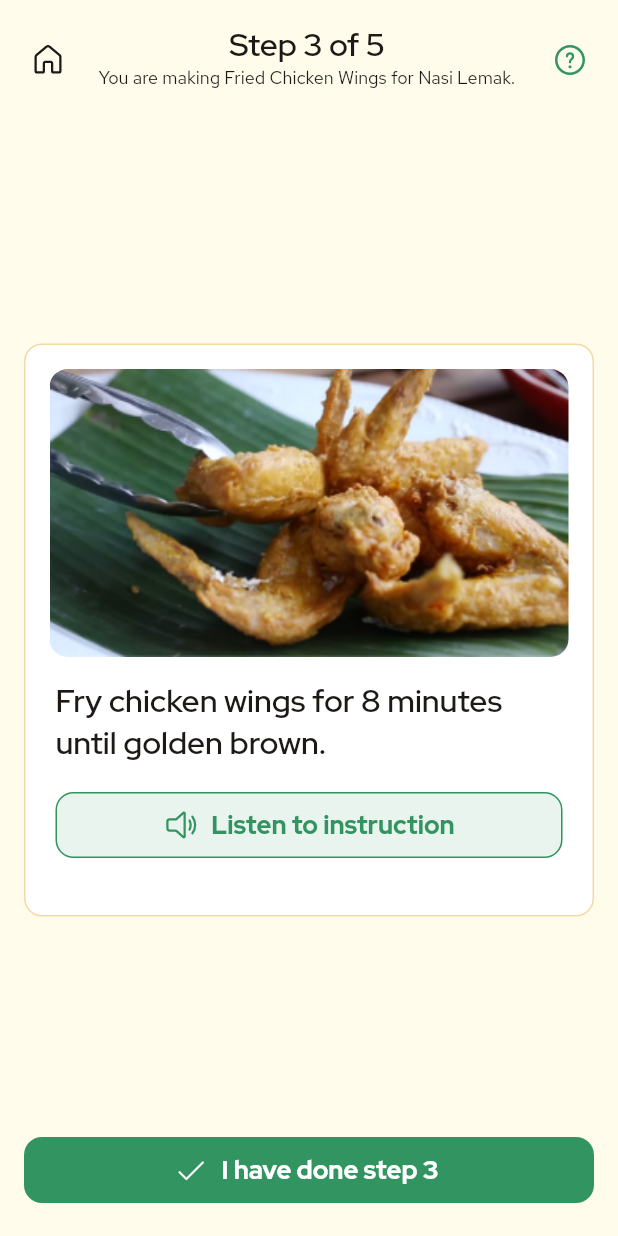
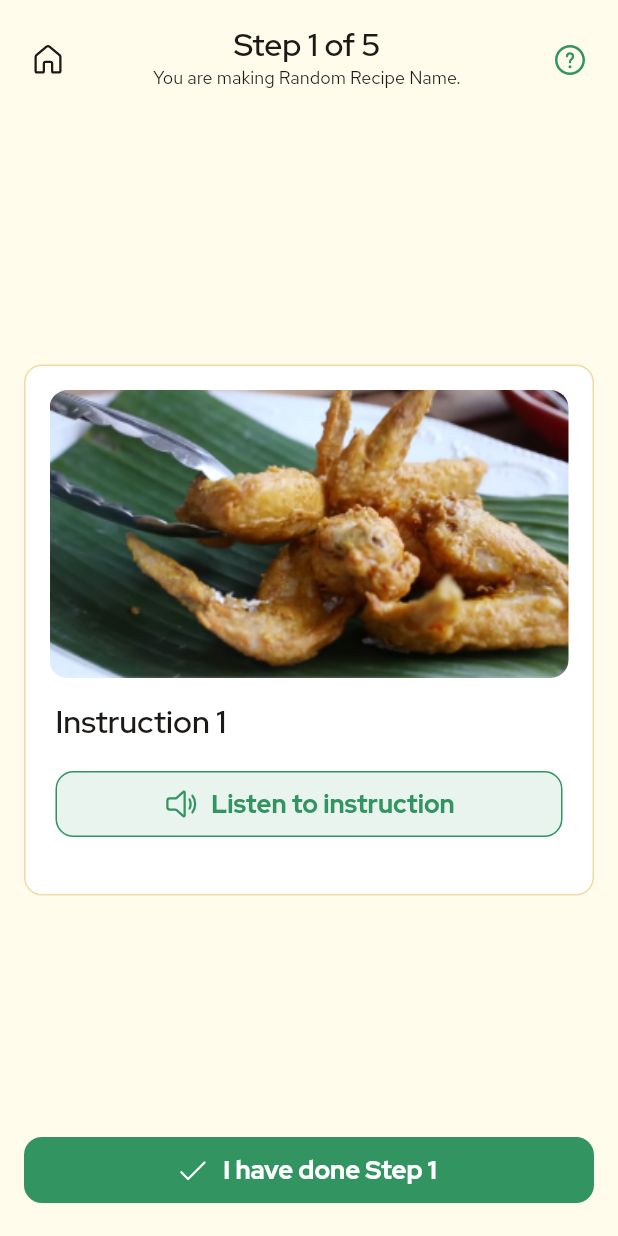
Before and after one commit to cervonwong/mint, a Flutter app: the StepDetailScreen screen opened by its route, on a phone screen of 412 x 824 dp. Run offline on Flutter 3.47's test engine with Material 2 defaults, Android fonts, the phone set to English and light mode, and no system bars; our stand-ins replace cloud_firestore, firebase_core, fluentui_system_icons; accounts and stored records are empty.

Commit message:
Update model parameters to match UI, make UI display attributes of models

```diff
--- a/lib/main/controller/recipe_controller.dart
+++ b/lib/main/controller/recipe_controller.dart
@@ -6,12 +6,12 @@ import 'package:flutter/foundation.dart';
 
 import 'package:cloud_firestore/cloud_firestore.dart';
 
-import '../models/recipe.dart';
-import '../models/step.dart';
+import '../models/recipe_step.dart';
+import '../models/recipe_step_details.dart';
 
 class RecipeController extends ChangeNotifier {
-  Recipe get recipe => _recipe;
-  late Recipe _recipe;
+  RecipeStepDetails get recipe => _recipe;
+  late RecipeStepDetails _recipe;
 
   Future<void> requestRecipe({required String id}) async {
     _recipe = await _getRecipe(id: id);
@@ -19,16 +19,20 @@ class RecipeController extends ChangeNotifier {
   }
 }
 
-Future<Recipe> _getRecipe({required String id}) async {
+Future<RecipeStepDetails> _getRecipe({required String id}) async {
   final collection = FirebaseFirestore.instance.collection('recipes');
   final querySnapshot = await collection.doc(id).get();
 
-  final recipe = Recipe(
-    steps: List<Step>.from(
+  final recipe = RecipeStepDetails(
+    steps: List<RecipeStep>.from(
       querySnapshot.data()!['steps'].map(
-            (item) => Step(step: item['step'], image: item['image']),
+            (item) =>
+                RecipeStep(instruction: item['step'], imageUrl: item['image']),
           ),
     ),
+    recipeName: '',
+    // FIXME: 10/28/2021 Edited `RecipeStepDetail`'s
+    //  parameters, please fill the `name` argument above thanks :)
   );
 
   return recipe;
--- a/lib/main/models/recipe.dart
+++ /dev/null
@@ -1,18 +0,0 @@
-/*
- * Copyright (C) 2021 Cervon Wong and Lee I-Shiang
- */
-
-import 'dart:collection';
-
-import 'package:meta/meta.dart';
-
-import 'step.dart';
-
-@immutable
-class Recipe {
-  // UnmodifiableListView prevents list to be edited externally.
-  UnmodifiableListView<Step> get steps => UnmodifiableListView(_steps);
-  final List<Step> _steps;
-
-  Recipe({required List<Step> steps}) : _steps = steps.toList();
-}
--- /dev/null
+++ b/lib/main/models/recipe_catalogue_info.dart
@@ -0,0 +1,19 @@
+/*
+ * Copyright (C) 2021 Cervon Wong and Lee I-Shiang
+ */
+
+import 'package:meta/meta.dart';
+
+@immutable
+class RecipeCatalogueInfo {
+  final String name;
+
+  final String imageUrl;
+  // TODO: 10/28/2021 Feel free to change this if using String is not convenient
+  //  to access images this way from Firebase Database.
+
+  RecipeCatalogueInfo({
+    required this.name,
+    required this.imageUrl,
+  });
+}
--- /dev/null
+++ b/lib/main/models/recipe_step.dart
@@ -0,0 +1,13 @@
+/*
+ * Copyright (C) 2021 Cervon Wong and Lee I-Shiang
+ */
+
+import 'package:meta/meta.dart';
+
+@immutable
+class RecipeStep {
+  final String instruction;
+  final String? imageUrl;
+
+  RecipeStep({required this.instruction, this.imageUrl});
+}
--- /dev/null
+++ b/lib/main/models/recipe_step_details.dart
@@ -0,0 +1,23 @@
+/*
+ * Copyright (C) 2021 Cervon Wong and Lee I-Shiang
+ */
+
+import 'dart:collection';
+
+import 'package:meta/meta.dart';
+
+import 'recipe_step.dart';
+
+@immutable
+class RecipeStepDetails {
+  final String recipeName;
+
+  // UnmodifiableListView prevents list to be edited externally.
+  UnmodifiableListView<RecipeStep> get steps => UnmodifiableListView(_steps);
+  final List<RecipeStep> _steps;
+
+  RecipeStepDetails({
+    required this.recipeName,
+    required List<RecipeStep> steps,
+  }) : _steps = steps.toList();
+}
--- a/lib/main/models/step.dart
+++ /dev/null
@@ -1,13 +0,0 @@
-/*
- * Copyright (C) 2021 Cervon Wong and Lee I-Shiang
- */
-
-import 'package:meta/meta.dart';
-
-@immutable
-class Step {
-  final String step;
-  final String? image;
-
-  Step({required this.step, this.image});
-}
--- a/lib/main/ui/screens/trainee/recipe_catalogue_screen.dart
+++ b/lib/main/ui/screens/trainee/recipe_catalogue_screen.dart
@@ -4,7 +4,7 @@
 
 import 'package:flutter/material.dart';
 
-import '../../../models/recipe.dart';
+import '../../../models/recipe_catalogue_info.dart';
 import '../../constants/color_constants.dart';
 import '../../constants/theme_constants.dart';
 import '../../shared_components/listen_button.dart';
@@ -14,16 +14,25 @@ import 'step_detail_screen.dart';
 
 class RecipeCatalogueScreen extends StatefulWidget {
   static const routeName = 'home';
-  late final List<Recipe> recipeList;
+  late final List<RecipeCatalogueInfo> recipeList;
 
   RecipeCatalogueScreen() {
     // TODO: 10/27/2021 When logic implemented, recipeList should be retrieved
     //  from some controller. Code in this constructor now is just a
     //  placeholder.
     recipeList = [
-      Recipe(steps: []),
-      Recipe(steps: []),
-      Recipe(steps: []),
+      RecipeCatalogueInfo(
+        name: 'Nice Recipe Name One',
+        imageUrl: 'PLACEHOLDER',
+      ),
+      RecipeCatalogueInfo(
+        name: 'Nice Recipe Name Two',
+        imageUrl: 'PLACEHOLDER',
+      ),
+      RecipeCatalogueInfo(
+        name: 'Nice Recipe Name Three',
+        imageUrl: 'PLACEHOLDER',
+      ),
     ];
   }
 
@@ -73,7 +82,7 @@ class _RecipeCatalogueScreenState extends State<RecipeCatalogueScreen> {
 }
 
 class _ResponsiveRecipeCardGrid extends StatelessWidget {
-  final List<Recipe> recipeList;
+  final List<RecipeCatalogueInfo> recipeList;
 
   const _ResponsiveRecipeCardGrid({required this.recipeList});
 
@@ -88,9 +97,7 @@ class _ResponsiveRecipeCardGrid extends StatelessWidget {
           ? Column(
               children: [
                 for (int i = 0; i < recipeList.length; i++)
-                  RecipeCard(
-                    title: 'Fried Chicken Wings for Nasi Lemak $i',
-                  ),
+                  RecipeCard(title: recipeList[i].name),
               ],
             )
           : Row(
@@ -102,10 +109,7 @@ class _ResponsiveRecipeCardGrid extends StatelessWidget {
                     crossAxisAlignment: CrossAxisAlignment.stretch,
                     children: [
                       for (int i = 0; i < recipeList.length; i++)
-                        if (i % 2 == 0)
-                          RecipeCard(
-                            title: 'Fried Chicken Wings for Nasi Lemak $i',
-                          ),
+                        if (i % 2 == 0) RecipeCard(title: recipeList[i].name),
                     ],
                   ),
                 ),
@@ -116,10 +120,7 @@ class _ResponsiveRecipeCardGrid extends StatelessWidget {
                     crossAxisAlignment: CrossAxisAlignment.stretch,
                     children: [
                       for (int i = 0; i < recipeList.length; i++)
-                        if (i % 2 == 1)
-                          RecipeCard(
-                            title: 'Fried Chicken Wings for Nasi Lemak $i',
-                          ),
+                        if (i % 2 == 1) RecipeCard(title: recipeList[i].name),
                     ],
                   ),
                 ),
--- a/lib/main/ui/screens/trainee/step_detail_screen.dart
+++ b/lib/main/ui/screens/trainee/step_detail_screen.dart
@@ -7,6 +7,8 @@ import 'package:flutter/rendering.dart';
 
 import 'package:fluentui_system_icons/fluentui_system_icons.dart';
 
+import '../../../models/recipe_step.dart';
+import '../../../models/recipe_step_details.dart';
 import '../../constants/color_constants.dart';
 import '../../constants/theme_constants.dart';
 import '../../shared_components/listen_button.dart';
@@ -22,8 +24,20 @@ import 'recipe_completion_screen.dart';
 
 class StepDetailScreen extends StatefulWidget {
   static const routeName = 'steps';
+  late final RecipeStepDetails recipeStepDetails;
 
-  StepDetailScreen();
+  StepDetailScreen() {
+    recipeStepDetails = RecipeStepDetails(
+      recipeName: 'Random Recipe Name',
+      steps: [
+        RecipeStep(instruction: 'Instruction 1'),
+        RecipeStep(instruction: 'Instruction 2'),
+        RecipeStep(instruction: 'Instruction 3'),
+        RecipeStep(instruction: 'Instruction 4'),
+        RecipeStep(instruction: 'Instruction 5'),
+      ],
+    );
+  }
 
   @override
   State<StepDetailScreen> createState() => _StepDetailScreenState();
@@ -31,6 +45,8 @@ class StepDetailScreen extends StatefulWidget {
 
 class _StepDetailScreenState extends State<StepDetailScreen> {
   final ScrollController _scrollController = ScrollController();
+  int currentStepIndex = 0;
+  int currentStepNumber = 1; // To prevent miscounting. Number = Index + 1.
 
   @override
   Widget build(BuildContext context) {
@@ -38,6 +54,9 @@ class _StepDetailScreenState extends State<StepDetailScreen> {
       extendBodyBehindAppBar: false,
       appBar: StepDetailAppBar(
         scrollController: _scrollController,
+        recipeName: widget.recipeStepDetails.recipeName,
+        currentStepNumber: currentStepNumber,
+        totalStepCount: widget.recipeStepDetails.steps.length,
         onHomeButtonPressed: () {
           showDialog(
             context: context,
@@ -58,9 +77,9 @@ class _StepDetailScreenState extends State<StepDetailScreen> {
               child: Center(
                 child: SingleChildScrollView(
                   controller: _scrollController,
-                  child: const StepCard(
-                    instruction: 'Fry chicken wings for '
-                        '8 minutes until golden brown.',
+                  child: StepCard(
+                    instruction: widget
+                        .recipeStepDetails.steps[currentStepIndex].instruction,
                   ),
                 ),
               ),
@@ -74,7 +93,7 @@ class _StepDetailScreenState extends State<StepDetailScreen> {
                 );
               },
               icon: const Icon(FluentIcons.checkmark_24_regular),
-              label: const Text('I have done step 3'),
+              label: Text('I have done Step $currentStepNumber'),
             ),
             SizedBox(
               height: LayoutCalculator.bottomButtonBottomMargin(
--- a/lib/main/ui/shared_components/shared_app_bars.dart
+++ b/lib/main/ui/shared_components/shared_app_bars.dart
@@ -89,10 +89,16 @@ class _TitleRevealAppBarState extends State<TitleRevealAppBar> {
 class StepDetailAppBar extends StatefulWidget implements PreferredSizeWidget {
   final ScrollController scrollController;
   final VoidCallback onHomeButtonPressed;
+  final String recipeName;
+  final int currentStepNumber;
+  final int totalStepCount;
 
   const StepDetailAppBar({
     required this.scrollController,
     required this.onHomeButtonPressed,
+    required this.recipeName,
+    required this.currentStepNumber,
+    required this.totalStepCount,
   });
 
   @override
@@ -148,11 +154,12 @@ class _StepDetailAppBarState extends State<StepDetailAppBar> {
                 Column(
                   children: [
                     SelectableText(
-                      'Step 3 of 5',
+                      'Step ${widget.currentStepNumber} '
+                      'of ${widget.totalStepCount}',
                       style: ThemeConstants.headline6,
                     ),
                     SelectableText(
-                      'You are making Fried Chicken Wings for Nasi Lemak.',
+                      'You are making ${widget.recipeName}.',
                       style: ThemeConstants.body9,
                     ),
                     const SizedBox(height: 12.0),
```
